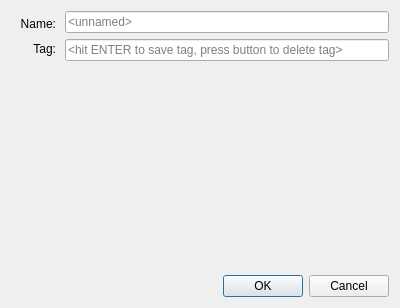
The window that ItemDescriptionDialog.ui (ldraconus/TextSmith2) describes before a commit, drawn with Qt 5.
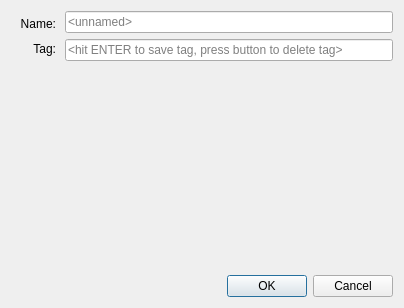
The same window after the commit. Icons and pictures are not drawn.

Commit message:
Fixed button sizing in ItemDescriptionDialog.
Also fixed the CMakefile to fit into my dev enviroment, and made a small
change in the Printer class around embedded images ... needs work, but
the first step is ready ...

What changed in the file:
```diff
--- a/ItemDescriptionDialog.ui
+++ b/ItemDescriptionDialog.ui
@@ -146,16 +146,16 @@
     </widget>
    </item>
    <item>
-    <widget class="QFrame" name="tagFrame">
+    <widget class="QFrame" name="holder">
      <property name="sizePolicy">
-      <sizepolicy hsizetype="Preferred" vsizetype="Expanding">
+      <sizepolicy hsizetype="MinimumExpanding" vsizetype="MinimumExpanding">
        <horstretch>0</horstretch>
        <verstretch>0</verstretch>
       </sizepolicy>
      </property>
      <property name="minimumSize">
       <size>
-       <width>0</width>
+       <width>382</width>
        <height>200</height>
       </size>
      </property>
@@ -168,6 +168,42 @@
      <property name="lineWidth">
       <number>0</number>
      </property>
+     <layout class="QHBoxLayout" name="horizontalLayout_2">
+      <property name="spacing">
+       <number>0</number>
+      </property>
+      <property name="leftMargin">
+       <number>0</number>
+      </property>
+      <property name="topMargin">
+       <number>0</number>
+      </property>
+      <property name="rightMargin">
+       <number>0</number>
+      </property>
+      <property name="bottomMargin">
+       <number>0</number>
+      </property>
+      <item>
+       <widget class="QLabel" name="tagFrame">
+        <property name="sizePolicy">
+         <sizepolicy hsizetype="MinimumExpanding" vsizetype="MinimumExpanding">
+          <horstretch>0</horstretch>
+          <verstretch>0</verstretch>
+         </sizepolicy>
+        </property>
+        <property name="minimumSize">
+         <size>
+          <width>382</width>
+          <height>200</height>
+         </size>
+        </property>
+        <property name="text">
+         <string/>
+        </property>
+       </widget>
+      </item>
+     </layout>
     </widget>
    </item>
    <item>
```
The commit also changes 5 other files.
